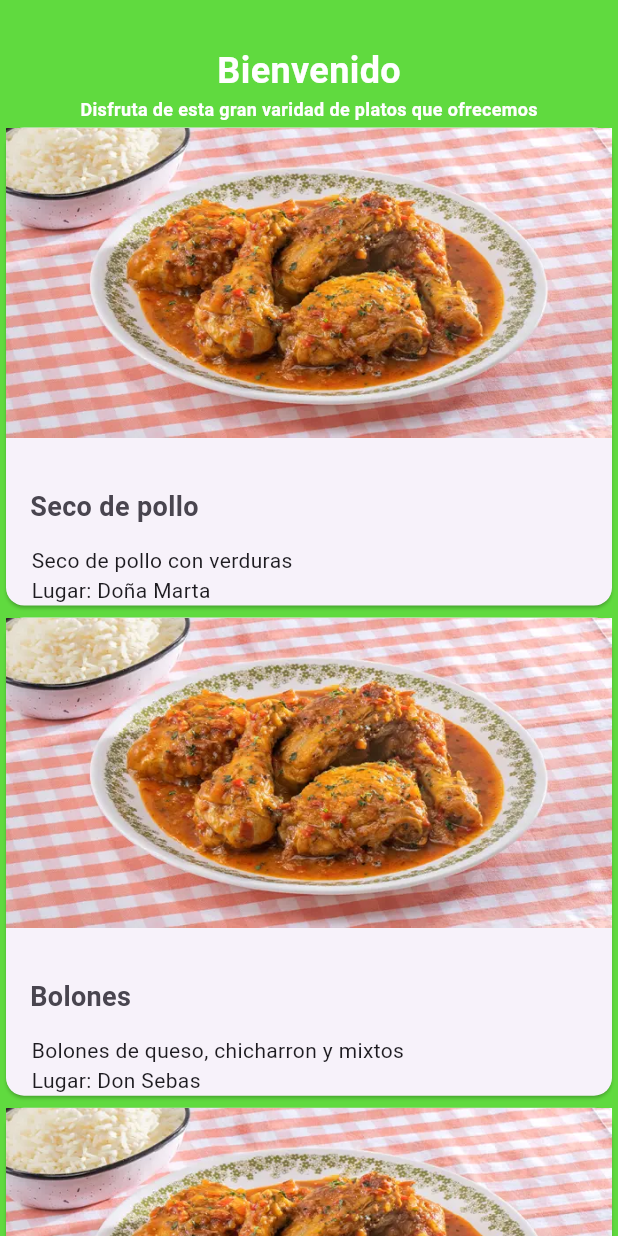
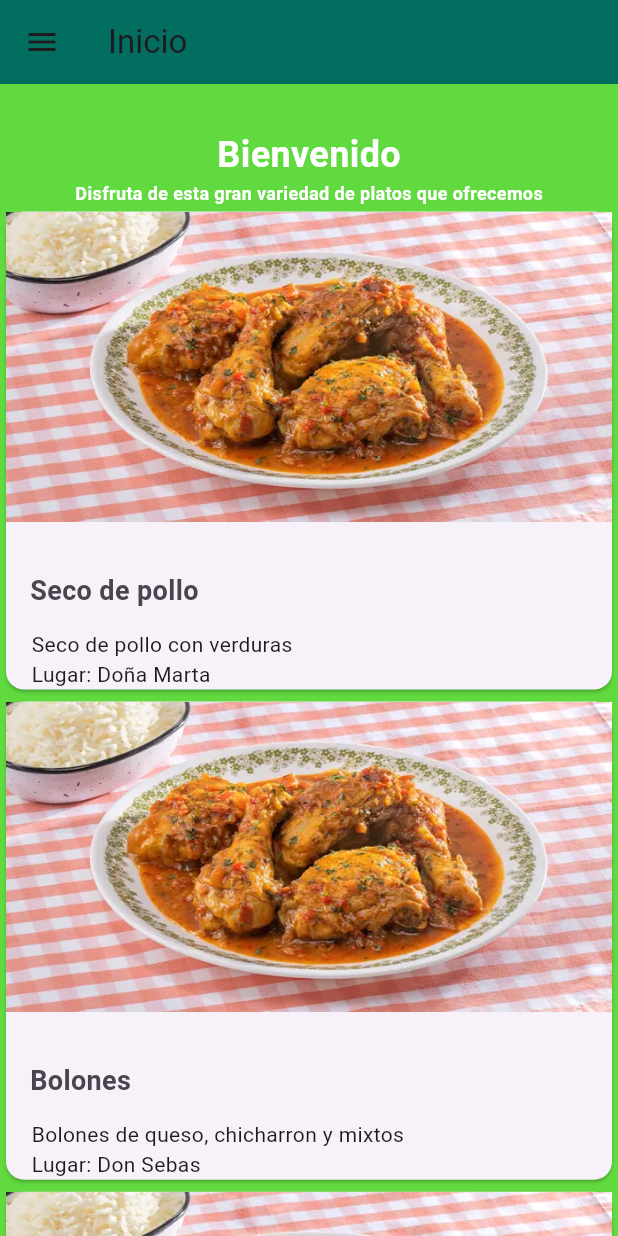
Before and after one commit to Patas-Iturralde/kuaifood, a Flutter app: the inicio screen opened by its route, on a phone screen of 412 x 824 dp. Run offline on Flutter 3.47's test engine with Material 3 defaults, Android fonts, the phone set to English and light mode, and no system bars.

Commit message:
Pantalla de registro de menú e implementacion de drawer

```diff
--- a/lib/inicio.dart
+++ b/lib/inicio.dart
@@ -1,6 +1,6 @@
 import 'package:flutter/material.dart';
+import 'package:kuaifood/registrarmenu.dart';
 
-// ignore: camel_case_types
 class inicio extends StatefulWidget {
   const inicio({super.key});
 
@@ -8,12 +8,44 @@ class inicio extends StatefulWidget {
   State<inicio> createState() => _inicioState();
 }
 
-// ignore: camel_case_types
 class _inicioState extends State<inicio> {
   @override
   Widget build(BuildContext context) {
     return Scaffold(
       backgroundColor: Color.fromARGB(255, 96, 218, 63),
+      appBar: AppBar(
+        title: Text('Inicio'),
+        backgroundColor: Color.fromRGBO(2, 110, 95, 1),
+      ),
+      drawer: Drawer(
+        child: ListView(
+          padding: EdgeInsets.zero,
+          children: <Widget>[
+            DrawerHeader(
+              decoration: BoxDecoration(
+                color: Color.fromRGBO(2, 110, 95, 1),
+              ),
+              child: Text(
+                'Menú',
+                style: TextStyle(
+                  color: Colors.white,
+                  fontSize: 24,
+                ),
+              ),
+            ),
+            ListTile(
+              leading: Icon(Icons.restaurant_menu),
+              title: Text('Registrar Menú'),
+              onTap: () {
+                Navigator.push(
+                  context,
+                  MaterialPageRoute(builder: (context) => RegistrarMenu()),
+                );
+              },
+            ),
+          ],
+        ),
+      ),
       body: ListView.builder(
         itemCount: Menus.length + 3, // Dos tarjetas adicionales
         itemBuilder: (context, index) {
@@ -31,28 +63,26 @@ class _inicioState extends State<inicio> {
                     style: TextStyle(
                       color: Color.fromARGB(255, 255, 255, 255),
                       fontWeight: FontWeight.bold,
-                      fontSize:
-                          24.0, // Adjust font size here (e.g., 16, 18, 20)
+                      fontSize: 24.0,
                     ),
                   ),
                 ),
               )
             ]);
           } else if (index == 2) {
-            // Tarjeta adicional 2
+            // Tarjeta adicional 3
             return Column(
               children: [
                 Title(
                   color: Colors.black,
                   child: const Padding(
-                    padding: EdgeInsets.symmetric(
-                        horizontal: 20.0), // Add padding to sides
+                    padding: EdgeInsets.symmetric(horizontal: 20.0),
                     child: Text(
-                      "Disfruta de esta gran varidad de platos que ofrecemos",
+                      "Disfruta de esta gran variedad de platos que ofrecemos",
                       style: TextStyle(
                         color: Color.fromARGB(255, 255, 255, 255),
                         fontSize: 12.0,
-                        fontWeight: FontWeight.bold, // Center the text
+                        fontWeight: FontWeight.bold,
                       ),
                     ),
                   ),
```
Also changed, not shown: lib/registrarmenu.dart (added, +194 -0 lines).
